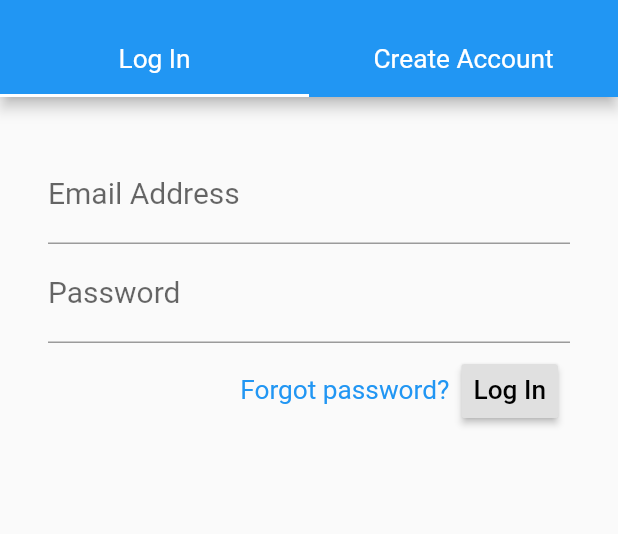
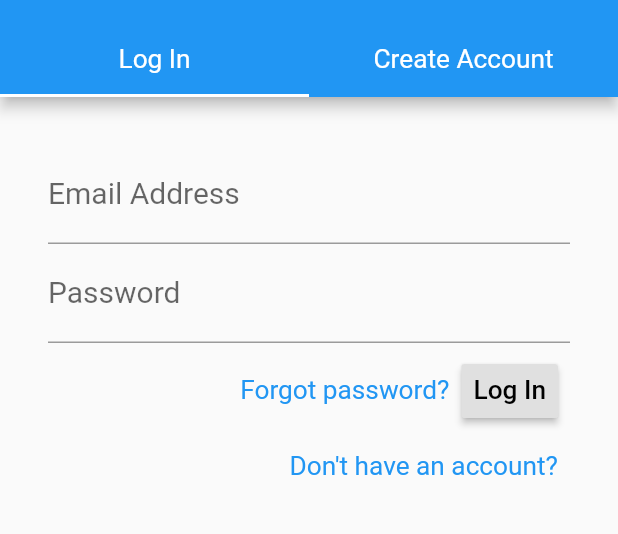
Before and after one commit to ctrekker/the-check-in, a Flutter app: the UserScreen screen opened directly, on a phone screen of 412 x 824 dp, the part 59-593 px from its top. Run offline on Flutter 3.47's test engine with Material 2 defaults, Android fonts, the phone set to English and light mode, and no system bars; our stand-ins replace cached_network_image, camera, firebase_auth, firebase_messaging, flutter_markdown, location and 2 more; missing offline and left inert: html2md, map_view; accounts and stored records are empty.

Commit message:
#41 User sign up option on log in screen

```diff
--- a/lib/view/user_screen.dart
+++ b/lib/view/user_screen.dart
@@ -10,11 +10,13 @@ class UserScreen extends StatefulWidget {
   @override
   State<StatefulWidget> createState() => _UserScreenState();
 }
-class _UserScreenState extends State<UserScreen> {
+class _UserScreenState extends State<UserScreen> with SingleTickerProviderStateMixin {
   final _scaffoldKey = GlobalKey<ScaffoldState>();
   final _siFormKey = GlobalKey<FormState>();
   final _suFormKey = GlobalKey<FormState>();
   final _minPasswordLength = 6;
+
+  TabController _tabController;
 
   String _name;
   String _email;
@@ -23,6 +25,12 @@ class _UserScreenState extends State<UserScreen> {
   String _passwordConfirm;
 
   bool _showLoader = false;
+
+  @override
+  void initState() {
+    super.initState();
+    _tabController = new TabController(vsync: this, length: 2);
+  }
 
   bool _isEmail(String em) {
     String p = r'^(([^<>()[\]\\.,;:\s@\"]+(\.[^<>()[\]\\.,;:\s@\"]+)*)|(\".+\"))@((\[[0-9]{1,3}\.[0-9]{1,3}\.[0-9]{1,3}\.[0-9]{1,3}\])|(([a-zA-Z\-0-9]+\.)+[a-zA-Z]{2,}))$';
@@ -95,6 +103,8 @@ class _UserScreenState extends State<UserScreen> {
 
   @override
   Widget build(BuildContext context) {
+    TextStyle linkTextStyle = TextStyle(color: Colors.blue);
+
     Widget _signInContainer = ListView(
       padding: EdgeInsets.all(32.0),
       children: [Form(
@@ -135,7 +145,7 @@ class _UserScreenState extends State<UserScreen> {
                 RichText(
                   text: TextSpan(
                     text: 'Forgot password?',
-                    style: Theme.of(context).textTheme.body1.merge(TextStyle(color: Colors.blue)),
+                    style: Theme.of(context).textTheme.body1.merge(linkTextStyle),
                     recognizer: TapGestureRecognizer()
                       ..onTap = () {
                         Navigator.push(context, MaterialPageRoute(builder: (context) => ForgotPasswordScreen())).then((val) {
@@ -157,7 +167,21 @@ class _UserScreenState extends State<UserScreen> {
                 ),
               ]);
               return _c;
-            }())
+            }()),
+            ButtonBar(
+              children: [
+                RichText(
+                  text: TextSpan(
+                    text: 'Don\'t have an account?',
+                    style: Theme.of(context).textTheme.body1.merge(linkTextStyle),
+                    recognizer: TapGestureRecognizer()
+                      ..onTap = () {
+                        _tabController.animateTo(1);
+                      }
+                  )
+                )
+              ]
+            )
           ]
         )
       )]
@@ -239,20 +263,33 @@ class _UserScreenState extends State<UserScreen> {
                 ]);
                 return _c;
               }()
+            ),
+            ButtonBar(
+              children: [
+                RichText(
+                  text: TextSpan(
+                    text: 'Already have an account?',
+                    style: Theme.of(context).textTheme.body1.merge(linkTextStyle),
+                    recognizer: TapGestureRecognizer()
+                      ..onTap = () {
+                        _tabController.animateTo(0);
+                      }
                   )
+                )
+              ]
+            ),
           ]
         )
       )]
     );
 
     TextStyle tabTextStyle = TextStyle(color: Colors.white);
-    return DefaultTabController(
-      length: 2,
-      child: Scaffold(
+    return Scaffold(
       key: _scaffoldKey,
       appBar: AppBar(
         title: appTitle,
         bottom: TabBar(
+          controller: _tabController,
           tabs: <Widget>[
             Tab(child: Text('Log In', style: Theme.of(context).textTheme.body1.merge(tabTextStyle))),
             Tab(child: Text('Create Account', style: Theme.of(context).textTheme.body1.merge(tabTextStyle)))
@@ -261,12 +298,12 @@ class _UserScreenState extends State<UserScreen> {
         automaticallyImplyLeading: false,
       ),
       body: TabBarView(
+        controller: _tabController,
         children: <Widget>[
           _signInContainer,
           _signUpContainer,
         ]
       )
-      )
     );
   }
 }
```
Lines whose indentation alone changed are shown as unchanged.
